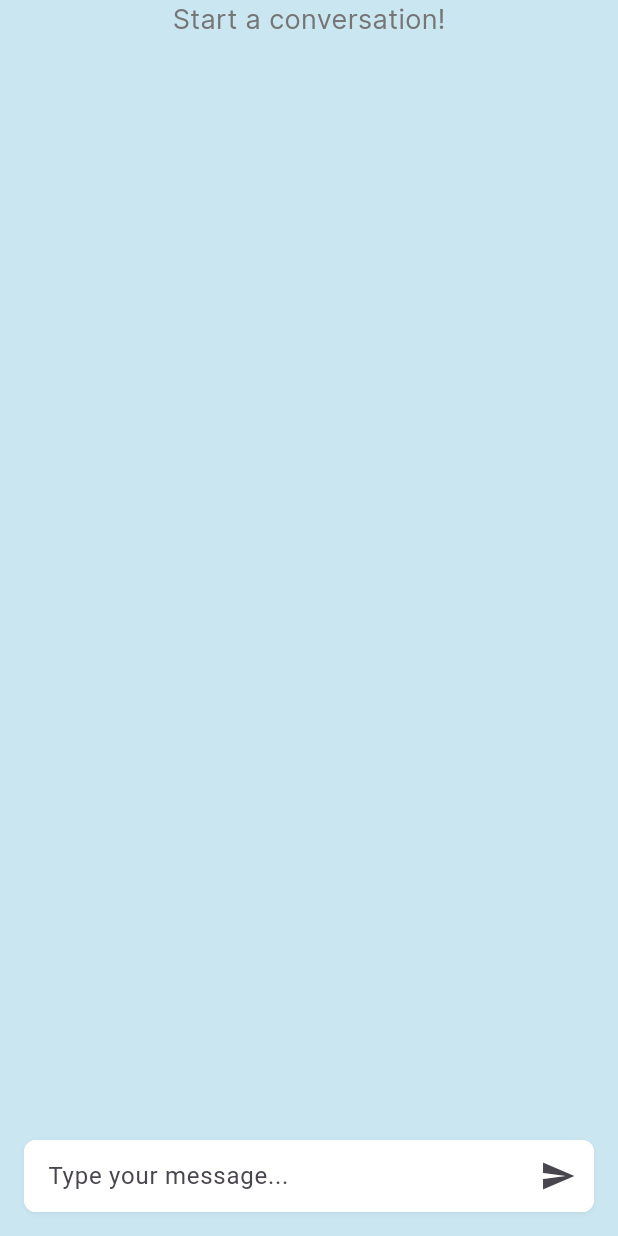
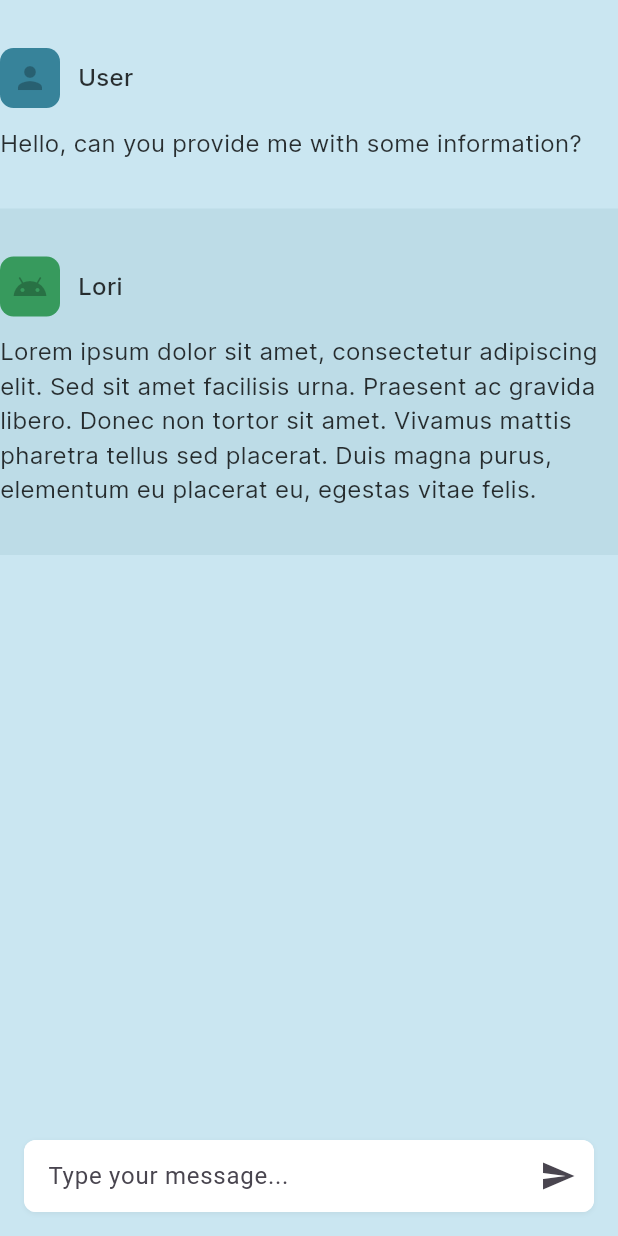
Before and after one commit to lori-assistant/frontend, a Flutter app: the screen it shows after launch, on a phone screen of 412 x 824 dp. Run offline on Flutter 3.47's test engine with Material 2 defaults, Android fonts, the phone set to English and light mode, and no system bars.

Commit message:
chore: add mock messages for development

```diff
--- a/lib/chat_interface.dart
+++ b/lib/chat_interface.dart
@@ -15,6 +15,28 @@ class _ChatInterfaceState extends State<ChatInterface> {
   String? _errorMessage;
   String _aiPartialMessage = "Processing...";
   bool _firstTokenReceived = false;  // Track if the first token has been received
+
+  @override
+  void initState()
+  {
+    super.initState();
+
+    // Add a user mock message
+    _messageWidgets.add(
+      _buildUserMessageWidget("Hello, can you provide me with some information?")
+    );
+
+    // Add an AI mock response with Lorem Ipsum text
+    _messageWidgets.add(
+      _buildAiMessageWidget(
+        "Lorem ipsum dolor sit amet, consectetur adipiscing elit. "
+        "Sed sit amet facilisis urna. Praesent ac gravida libero. "
+        "Donec non tortor sit amet. Vivamus mattis pharetra tellus sed placerat. "
+        "Duis magna purus, elementum eu placerat eu, egestas vitae felis."
+      )
+    );
+  }
+
 
   Future<void> sendRequest() async {
     String userMessage = _inputTextController.text;
```
